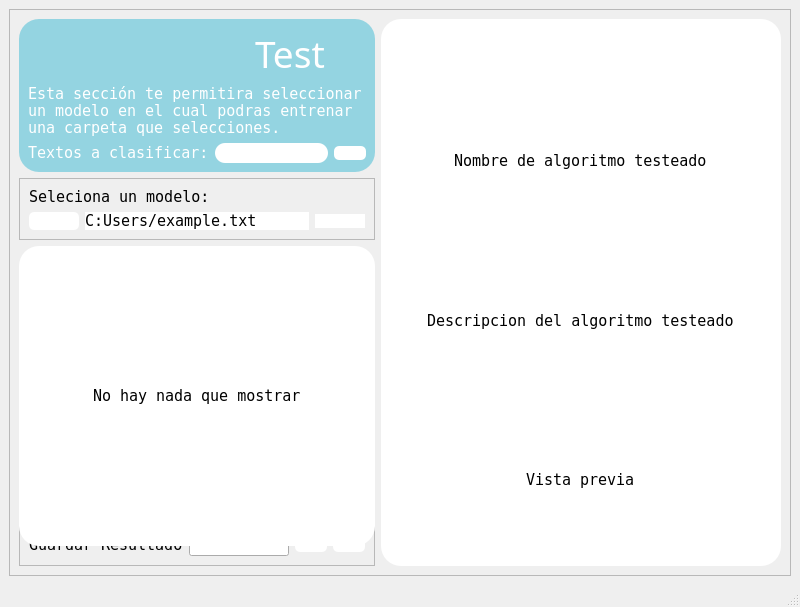
The window that Interfaz/test.ui (adobrasca512/EatEaser) describes before a commit, drawn with Qt 5.
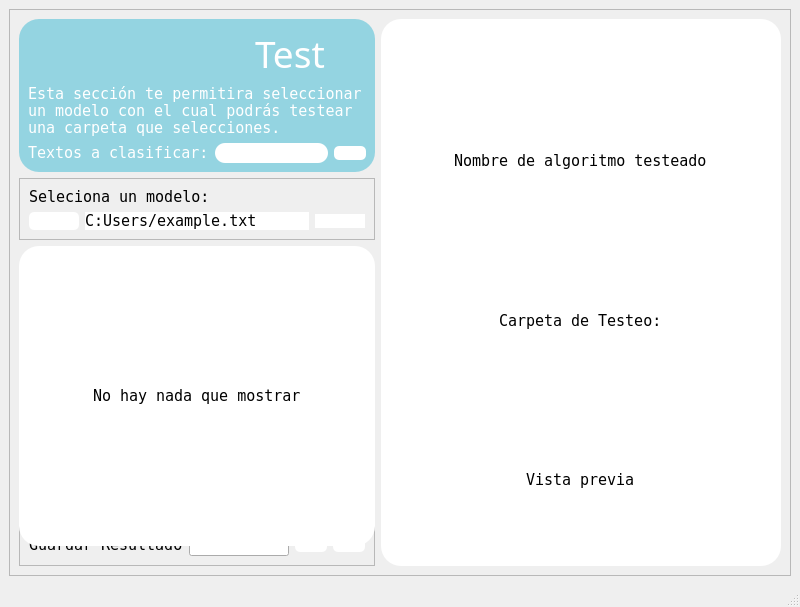
The same window after the commit. Icons and pictures are not drawn.

Commit message: merge completo y pequeños cambios

What changed in the file:
```diff
--- a/Interfaz/test.ui
+++ b/Interfaz/test.ui
@@ -114,7 +114,7 @@
              <string notr="true">color:white;</string>
             </property>
             <property name="text">
-             <string>Esta sección te permitira seleccionar un modelo en el cual podras entrenar una carpeta que selecciones.</string>
+             <string>Esta sección te permitira seleccionar un modelo con el cual podrás testear una carpeta que selecciones.</string>
             </property>
             <property name="wordWrap">
              <bool>true</bool>
@@ -399,7 +399,7 @@
              </font>
             </property>
             <property name="text">
-             <string>Descripcion del algoritmo testeado</string>
+             <string>Carpeta de Testeo:</string>
             </property>
            </widget>
           </item>
```
Left out of the diff: 2 changed lines with no effect on the pictures. The commit also changes 1 other file.
